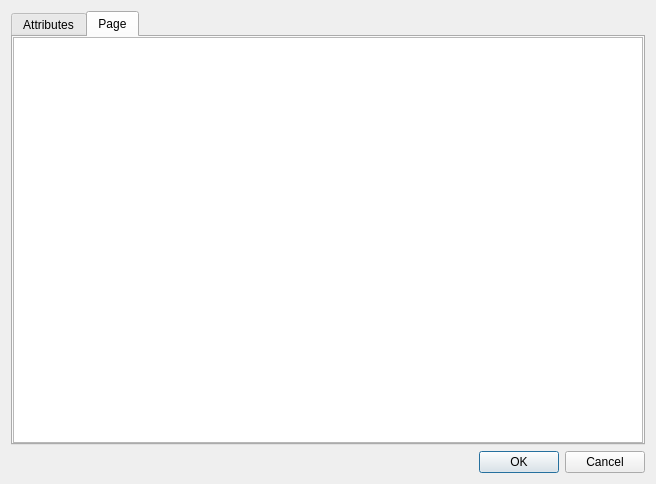
Before: the Qt Designer form src/Merge/combinedatabaseitemsdialog.ui in pasbi/CAN, drawn with Qt 5.
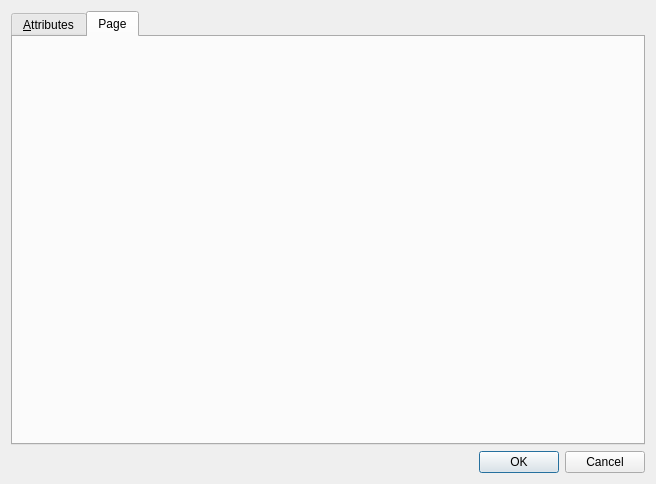
After: the same form once the commit is applied. The open tabs and pages were chosen to show the change. Custom widgets are drawn as their Qt base class.

Commit message: can merge events with setlists

What changed in the file:
```diff
--- a/src/Merge/combinedatabaseitemsdialog.ui
+++ b/src/Merge/combinedatabaseitemsdialog.ui
@@ -18,7 +18,7 @@
     <widget class="QTabWidget" name="tabWidget">
      <widget class="QWidget" name="attributeTab">
       <attribute name="title">
-       <string>Attributes</string>
+       <string>&amp;Attributes</string>
       </attribute>
       <layout class="QHBoxLayout" name="horizontalLayout">
        <property name="spacing">
@@ -69,9 +69,6 @@
        <property name="bottomMargin">
         <number>0</number>
        </property>
-       <item>
-        <widget class="MergeListWidget" name="detailsTable"/>
-       </item>
       </layout>
      </widget>
     </widget>
@@ -105,13 +102,6 @@
    </item>
   </layout>
  </widget>
- <customwidgets>
-  <customwidget>
-   <class>MergeListWidget</class>
-   <extends>QListWidget</extends>
-   <header>Merge/mergelistwidget.h</header>
-  </customwidget>
- </customwidgets>
  <resources/>
  <connections>
   <connection>
```
Left out of the diff: 3 changed lines with no effect on the pictures. The commit also changes 21 other files.
